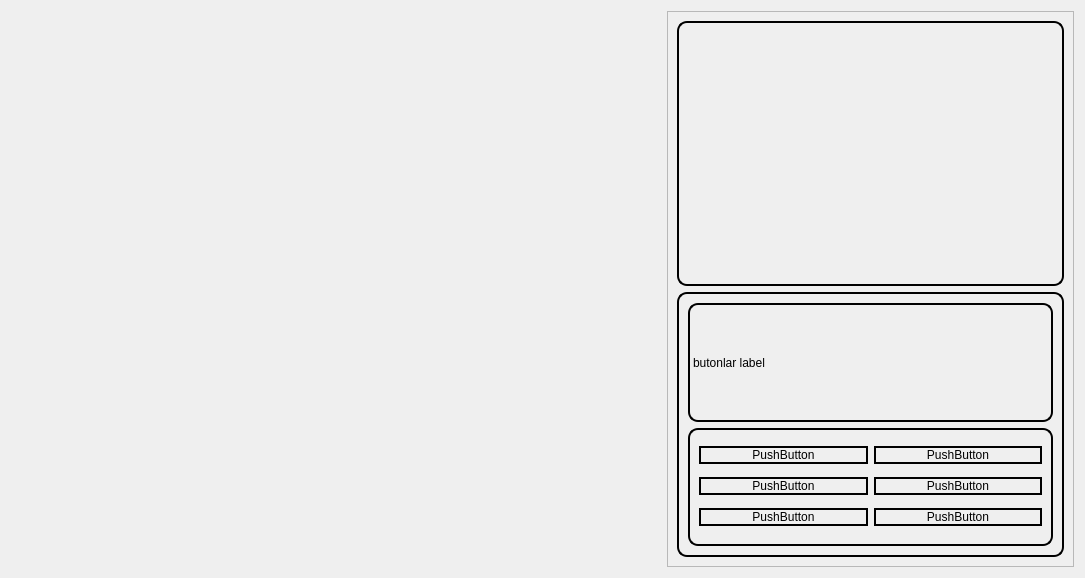
Old version of the form uifolder/HomePage.ui in the repository MahmutEsadErman/Ground-Control-Station-for-UAV.
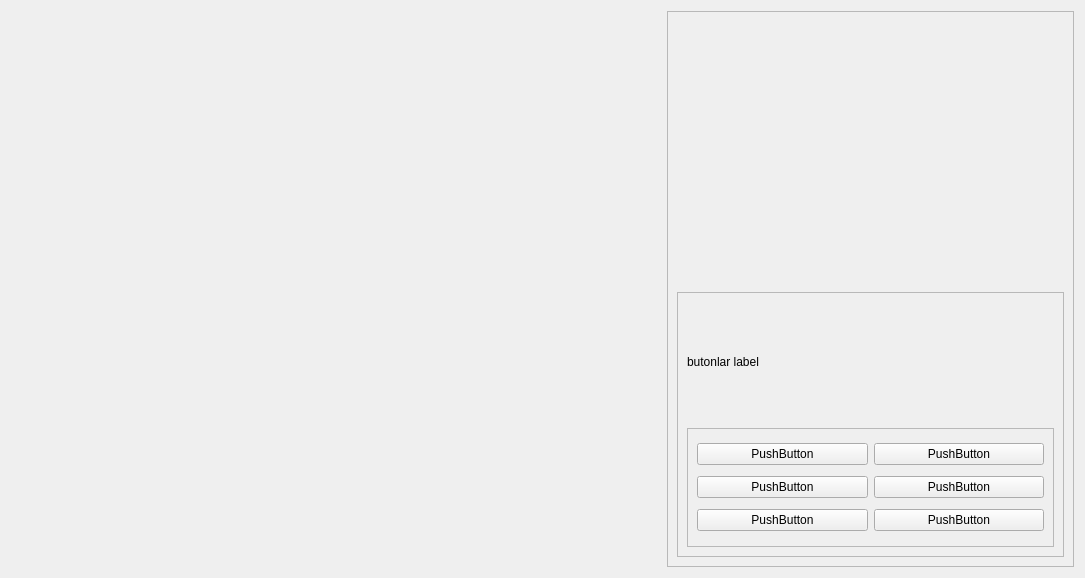
New version of the form.

The edit to the form file:
```diff
--- a/uifolder/HomePage.ui
+++ b/uifolder/HomePage.ui
@@ -40,8 +40,7 @@
       <item>
        <widget class="QWidget" name="cameraFrame" native="true">
         <property name="styleSheet">
-         <string notr="true">border: 2px solid;
-border-radius: 10px;</string>
+         <string notr="true"/>
         </property>
         <layout class="QHBoxLayout" name="horizontalLayout_3"/>
        </widget>
@@ -49,8 +48,7 @@
       <item>
        <widget class="QFrame" name="frame_2">
         <property name="styleSheet">
-         <string notr="true">border: 2px solid;
-border-radius: 10px;</string>
+         <string notr="true"/>
         </property>
         <property name="frameShape">
          <enum>QFrame::StyledPanel</enum>
```
Left out of the diff: 2 changed lines with no effect on the pictures.
